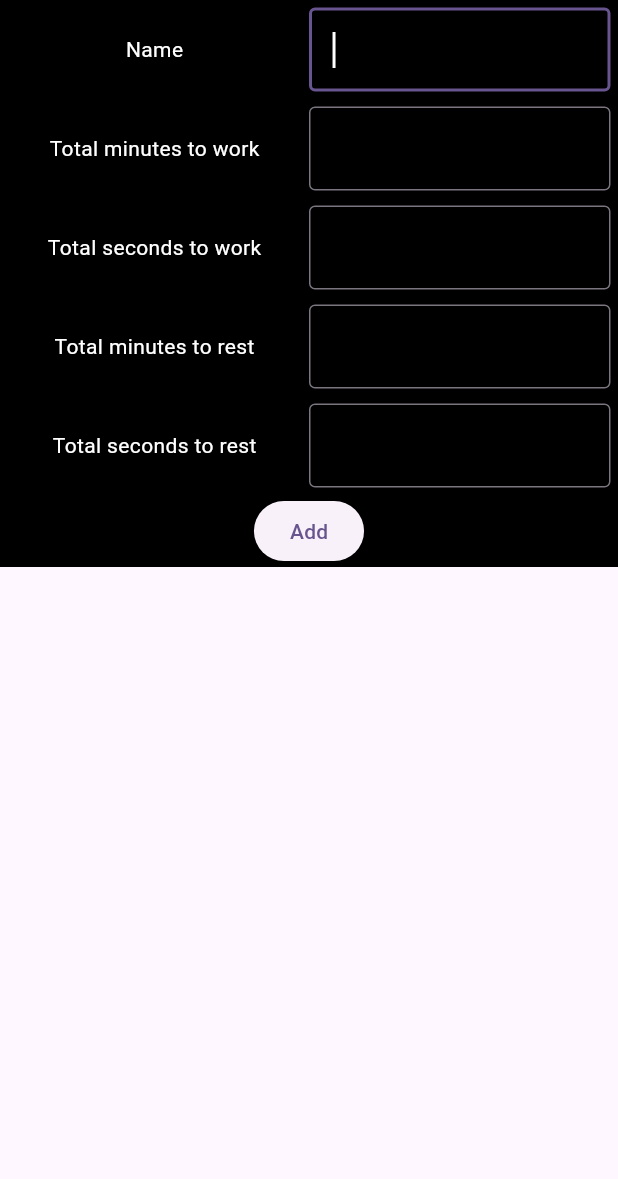
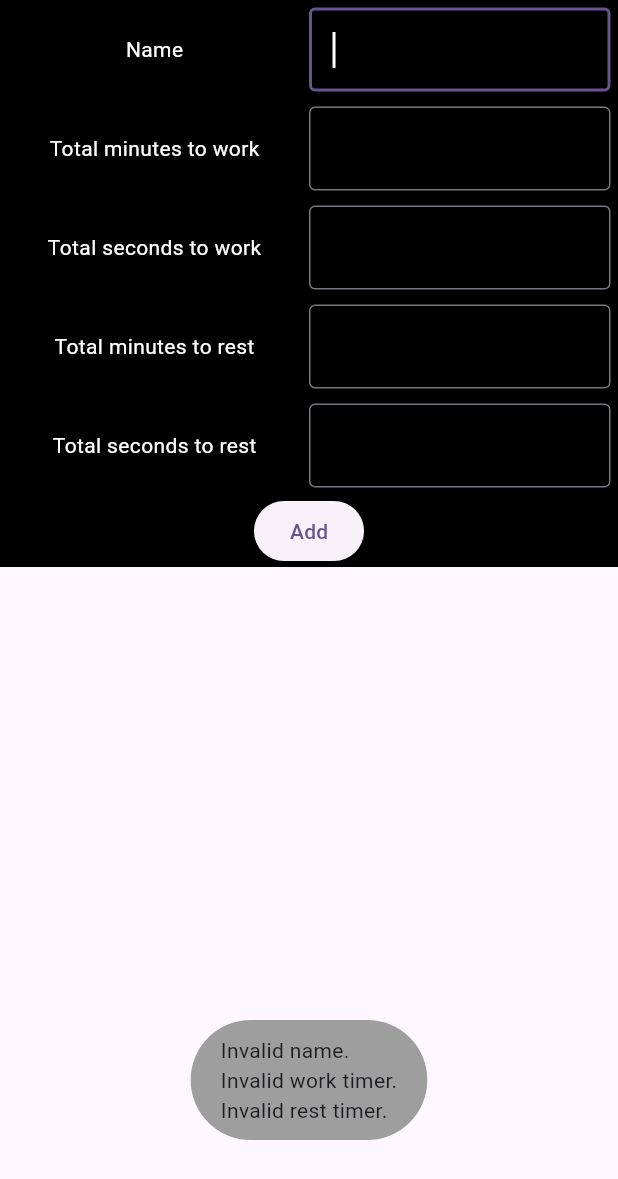
Before and after one commit to pipluppers/pododoro, a Flutter app: the AddTimerWidget widget shown alone on an empty page, opened directly with empty values, after a tap on "Add", on a phone screen of 412 x 824 dp. Shown: the top 1179 px of the screen. Run offline on Flutter 3.47's test engine with Material 3 defaults, Android fonts, the phone set to English and light mode, and no system bars; our stand-ins replace flutter_local_notifications, fluttertoast, isar, permission_handler, timezone, video_player; accounts and stored records are empty; generated files the repository leaves out were written again.

Commit message:
Add validation when creating new timers

```diff
--- a/lib/features/home/add_timer.dart
+++ b/lib/features/home/add_timer.dart
@@ -1,5 +1,7 @@
 import 'package:flutter/material.dart';
 import 'package:pododoro/features/home/timer_row.dart';
+import 'package:isar/isar.dart' show IsarError;
+import 'package:fluttertoast/fluttertoast.dart';
 
 class AddTimerWidget extends StatefulWidget {
   final Function(String, int, int, int, int) onAdd;
@@ -16,6 +18,15 @@ class _AddTimerWidgetState extends State<AddTimerWidget> {
   int? _workSeconds;
   int? _restMinutes;
   int? _restSeconds;
+  late FToast flutterToast;
+
+  @override
+  void initState() {
+    super.initState();
+
+    flutterToast = FToast();
+    flutterToast.init(context);
+  }
 
   @override
   Widget build(BuildContext context) {
@@ -54,9 +65,37 @@ class _AddTimerWidgetState extends State<AddTimerWidget> {
               onTextChanged: (value) => _restSeconds = int.tryParse(value),
             ),
             ElevatedButton(
-              onPressed: () {
-                widget.onAdd(_name!, _workMinutes!, _workSeconds!, _restMinutes!, _restSeconds!);
-                Navigator.pop(context);
+              onPressed: () async {
+                try {
+                  var (success, errorMessage) = canAdd();
+                  if (!success) {
+                    flutterToast.showToast(
+                      child: AddTimerToast(exceptionMessage: errorMessage),
+                      toastDuration: Duration(seconds: 2),
+                      gravity: ToastGravity.BOTTOM
+                    );
+
+                    return;
+                  }
+
+                  await widget.onAdd(_name!, _workMinutes!, _workSeconds!, _restMinutes!, _restSeconds!);
+                } on IsarError catch (ex) {
+                  if (context.mounted) {
+                    String exceptionMessage = ex.message == "Unique index violated" ? "A timer with the name ${_name!} already exists." : ex.message;
+
+                    flutterToast.showToast(
+                      child: AddTimerToast(exceptionMessage: exceptionMessage),
+                      toastDuration: Duration(seconds: 2),
+                      gravity: ToastGravity.BOTTOM
+                    );
+                  }
+
+                  return;
+                }
+
+                if (context.mounted) {
+                  Navigator.pop(context);
+                }
               },
               child: const Text("Add")
             ),
@@ -65,4 +104,50 @@ class _AddTimerWidgetState extends State<AddTimerWidget> {
       ),
     );
   }
+
+  /// If any input values are invalid, return the error message.
+  (bool, String) canAdd() {
+    bool success = true;
+    List<String> errorMessages = <String>[];
+
+    if (_name == null || _name!.isEmpty) {
+      success = false;
+      errorMessages.add("Invalid name.");
+    }
+
+    if (_workMinutes == null || _workMinutes! < 0 || _workMinutes! > 59 ||
+      _workSeconds == null || _workSeconds! < 0 || _workSeconds! > 59 || (_workMinutes! == 0 && _workSeconds! == 0)) {
+      success = false;
+      errorMessages.add("Invalid work timer.");
+    }
+
+    if (_restMinutes == null || _restMinutes! < 0 || _restMinutes! > 59 ||
+      _restSeconds == null || _restSeconds! < 0 || _restSeconds! > 59 || (_restMinutes! == 0 && _restSeconds! == 0)) {
+      success = false;
+      errorMessages.add("Invalid rest timer.");
+    }
+
+    return (success, errorMessages.join('\n'));
+  }
 }
+
+class AddTimerToast extends StatelessWidget {
+  const AddTimerToast({
+    super.key,
+    required this.exceptionMessage,
+  });
+
+  final String exceptionMessage;
+
+  @override
+  Widget build(BuildContext context) {
+    return Container(
+      padding: EdgeInsets.only(left: 20.0, right: 20.0, top: 10.0, bottom: 10.0),
+      decoration: BoxDecoration(
+        color: Colors.grey,
+        borderRadius: BorderRadiusGeometry.all(Radius.elliptical(45, 45)),
+      ),
+      child: Text(exceptionMessage),
+    );
+  }
+}
--- a/lib/features/home/main_page.dart
+++ b/lib/features/home/main_page.dart
@@ -49,7 +49,7 @@ class _MainPageState extends State<MainPage> {
 
     if (existingTimers.isEmpty) {
       // Create the default timer
-      Timer defaultTimer = Timer(name: "Pododoro timer", totalWorkMinutes: 25, totalWorkSeconds: 0);
+      Timer defaultTimer = Timer(name: "Pododoro timer", totalWorkMinutes: 25, totalWorkSeconds: 0, totalRestMinutes: 5, totalRestSeconds: 0);
       await isar.writeTxn(() async => await isar.timers.put(defaultTimer));
 
       existingTimers.add(defaultTimer);
@@ -96,7 +96,7 @@ class _MainPageState extends State<MainPage> {
     return Scaffold(
       appBar: AppBar(
         backgroundColor: Colors.black,
-        title: Center(child: Text(_activeTimer.name ?? "", style: TextStyle(color: Colors.white))),
+        title: Center(child: Text(_activeTimer.name, style: TextStyle(color: Colors.white))),
         iconTheme: IconThemeData(color: Colors.white),
       ),
       backgroundColor: Constants.defaultBackgroundColor,
@@ -121,6 +121,7 @@ class _MainPageState extends State<MainPage> {
     );
   }
 
+  /// Updates whether to use the work timer or the rest timer.
   void _updateState() {
     setState(() {
       if (_timerState == TimerState.work) {
--- a/lib/features/home/timer_page.dart
+++ b/lib/features/home/timer_page.dart
@@ -1,4 +1,5 @@
 import 'package:flutter/material.dart';
+import 'package:isar/isar.dart';
 import 'package:pododoro/constants.dart';
 import 'package:pododoro/utilities.dart';
 import 'package:pododoro/main.dart' show isar;
@@ -40,7 +41,7 @@ class _TimerPageState extends State<TimerPage> {
             final bool isSelected = index == _selectedIndex;
 
             return ListTile(
-              title: Text(widget.timers[index].name!),
+              title: Text(widget.timers[index].name),
               subtitle: Text(
                 Utilities.getTimeUnitDisplay(widget.timers[index].totalWorkMinutes, widget.timers[index].totalWorkSeconds)
               ),
@@ -99,8 +100,11 @@ class _TimerPageState extends State<TimerPage> {
   }
 
   /// Adds a timer to the internal database.
+  ///
+  /// IsarError will be thrown if the name is a duplicate.
   Future _addTimer(String name, int workMinutes, int workSeconds, int restMinutes, int restSeconds) async{
     Timer timer = Timer(name: name, totalWorkMinutes: workMinutes, totalWorkSeconds: workSeconds, totalRestMinutes: restMinutes, totalRestSeconds: restSeconds);
+
     await isar.writeTxn(() async => await isar.timers.put(timer));
 
     setState(() => widget.timers.add(timer));
--- a/lib/features/timer.dart
+++ b/lib/features/timer.dart
@@ -6,13 +6,15 @@ part 'timer.g.dart';
 class Timer {
   Id id = Isar.autoIncrement;
 
-  String? name;
+  @Index(unique: true)
+  String name;
+
   int totalWorkMinutes;
   int totalWorkSeconds;
   int totalRestMinutes;
   int totalRestSeconds;
 
-  Timer({this.name, this.totalWorkMinutes = 25, this.totalWorkSeconds = 0, this.totalRestMinutes = 5, this.totalRestSeconds = 0});
+  Timer({required this.name, this.totalWorkMinutes = 25, this.totalWorkSeconds = 0, this.totalRestMinutes = 5, this.totalRestSeconds = 0});
 
   @override
   bool operator ==(Object other) {
@@ -29,25 +31,11 @@ class Timer {
   int get hashCode {
     int hashCode = 0;
 
-    if (name != null) {
-      for (int i = 0; i < name!.length; i++) {
-        hashCode = name!.codeUnitAt(i);
-      }
-    } else {
-      hashCode += 34;
+    for (int i = 0; i < name.length; i++) {
+      hashCode = name.codeUnitAt(i);
     }
 
     hashCode = hashCode + (totalWorkMinutes * 17) + (totalWorkSeconds * 17) + (totalRestMinutes * 17) + (totalRestSeconds * 17);
-    // if (totalWorkMinutes != null) {
-    // } else {
-    //   hashCode += 17;
-    // }
-
-    // if (totalSeconds != null) {
-    //   hashCode += (totalSeconds! * 17);
-    // } else {
-    //   hashCode += 17;
-    // }
 
     return hashCode;
   }
--- a/pubspec.yaml
+++ b/pubspec.yaml
@@ -39,6 +39,7 @@ dependencies:
   flutter_local_notifications: ^19.5.0
   permission_handler: ^12.0.1
   timezone: ^0.10.1
+  fluttertoast: ^9.0.0
 
 dev_dependencies:
   flutter_test:
```
Also changed, not shown: lib/features/timer.g.dart, pubspec.lock, 1 other file.
